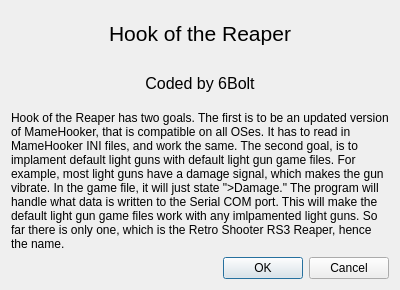
Before: the Qt Designer form Windows/aboutWindow.ui in 6Bolt/Hook-Of-The-Reaper, drawn with Qt 5.
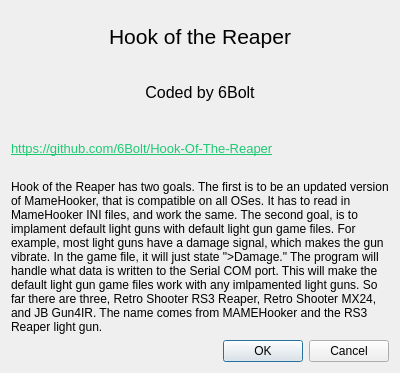
After: the same form once the commit is applied.

Commit message: Clean things up for release. Also added in more DefaultLG game files.

What changed in the file:
```diff
--- a/Windows/aboutWindow.ui
+++ b/Windows/aboutWindow.ui
@@ -7,7 +7,7 @@
     <x>0</x>
     <y>0</y>
     <width>400</width>
-    <height>290</height>
+    <height>373</height>
    </rect>
   </property>
   <property name="windowTitle">
@@ -44,10 +44,22 @@
      </property>
     </widget>
    </item>
+   <item>
+    <widget class="QLabel" name="label_4">
+     <property name="font">
+      <font>
+       <pointsize>10</pointsize>
+      </font>
+     </property>
+     <property name="text">
+      <string>&lt;html&gt;&lt;head/&gt;&lt;body&gt;&lt;p&gt;&lt;a href=&quot;https://github.com/6Bolt/Hook-Of-The-Reaper&quot;&gt;&lt;span style=&quot; text-decoration: underline; color:#1ec974;&quot;&gt;https://github.com/6Bolt/Hook-Of-The-Reaper&lt;/span&gt;&lt;/a&gt;&lt;/p&gt;&lt;/body&gt;&lt;/html&gt;</string>
+     </property>
+    </widget>
+   </item>
    <item>
     <widget class="QLabel" name="label_3">
      <property name="text">
-      <string>Hook of the Reaper has two goals. The first is to be an updated version of MameHooker, that is compatible on all OSes. It has to read in MameHooker INI files, and work the same. The second goal, is to implament default light guns with default light gun game files. For example, most light guns have a damage signal, which makes the gun vibrate. In the game file, it will just state &quot;&gt;Damage.&quot; The program will handle what data is written to the Serial COM port. This will make the default light gun game files work with any imlpamented light guns. So far there is only one, which is the Retro Shooter RS3 Reaper, hence the name.</string>
+      <string>Hook of the Reaper has two goals. The first is to be an updated version of MameHooker, that is compatible on all OSes. It has to read in MameHooker INI files, and work the same. The second goal, is to implament default light guns with default light gun game files. For example, most light guns have a damage signal, which makes the gun vibrate. In the game file, it will just state &quot;&gt;Damage.&quot; The program will handle what data is written to the Serial COM port. This will make the default light gun game files work with any imlpamented light guns. So far there are three, Retro Shooter RS3 Reaper, Retro Shooter MX24, and JB Gun4IR. The name comes from MAMEHooker and the RS3 Reaper light gun.</string>
      </property>
      <property name="alignment">
       <set>Qt::AlignmentFlag::AlignLeading|Qt::AlignmentFlag::AlignLeft|Qt::AlignmentFlag::AlignTop</set>
```
The commit also changes 21 other files.
